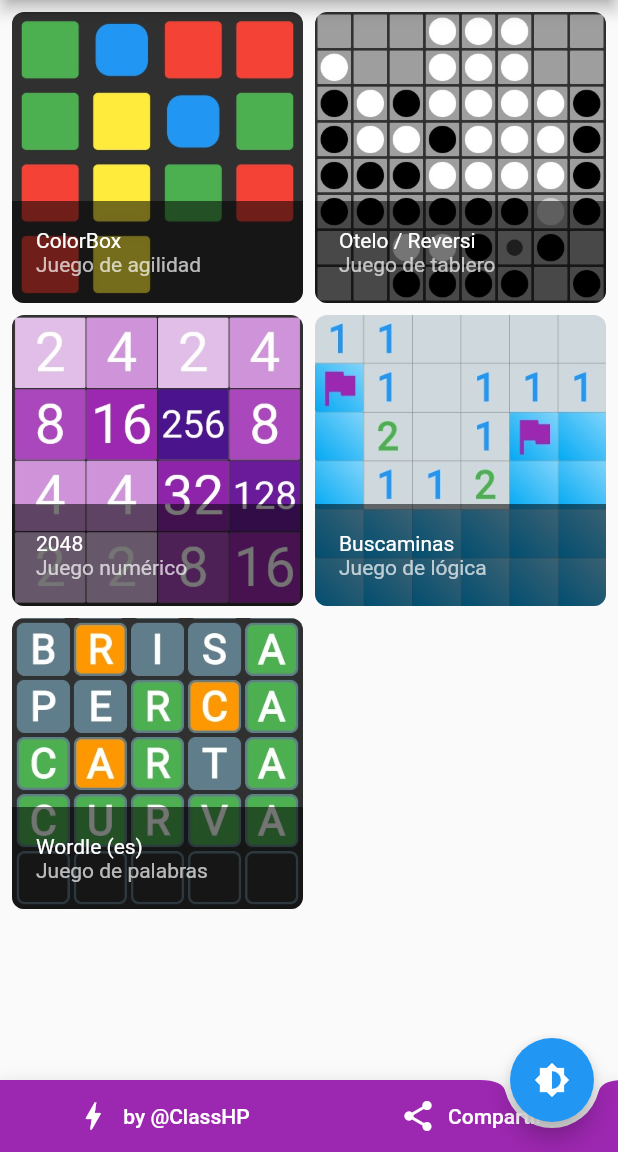
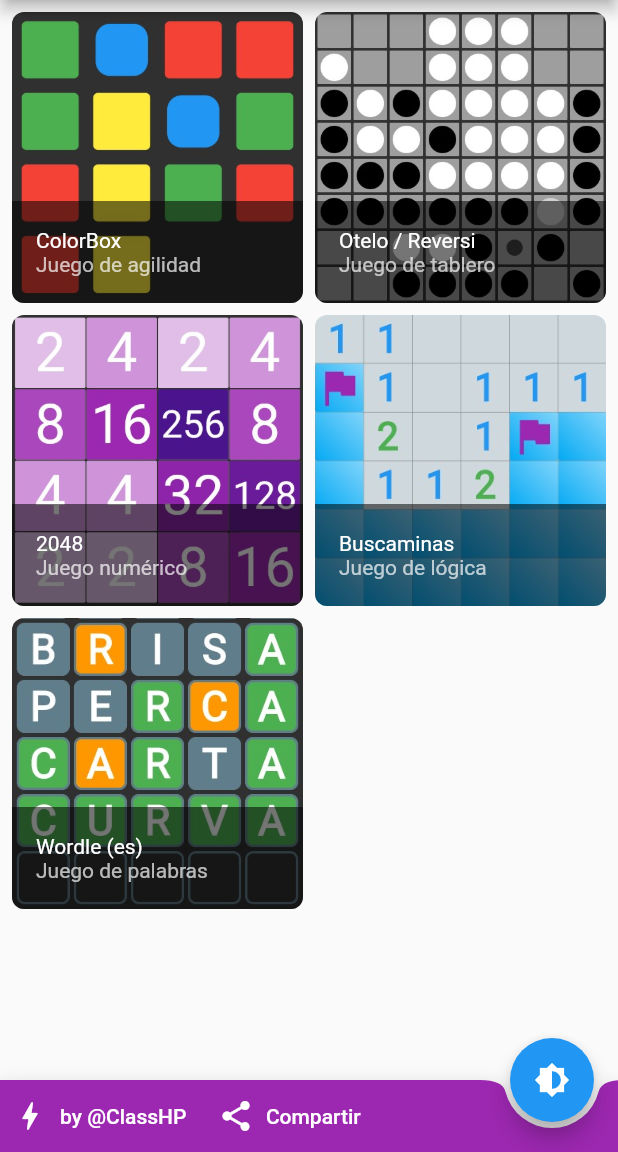
Before and after one commit to ClassHP/minijuegos_flutter, a Flutter app: the screen it shows after launch, on a phone screen of 412 x 824 dp, the part 84-1236 px from its top. Run offline on Flutter 3.47's test engine with Material 2 defaults, Android fonts, the phone set to English and light mode, and no system bars; our stand-ins replace cloud_firestore, firebase_core, fluttertoast, go_router, localstorage, share_plus; accounts and stored records are empty.

Commit message:
juego wordle

```diff
--- a/lib/home.dart
+++ b/lib/home.dart
@@ -57,6 +57,10 @@
         'https://play.google.com/store/apps/details?id=com.classhp.minijuegosf'));
   }
 
+  _openRepository() {
+    launchUrl(Uri.parse('https://github.com/ClassHP/minijuegos_flutter'));
+  }
+
   _share() {
     Share.share('¡Mira estos minijuegos! https://minijuegosf.web.app');
   }
@@ -70,7 +74,7 @@
               : ThemeMode.light);
     }
     var crossAxisCount =
-        MediaQuery.of(context).orientation == Orientation.landscape ? 4 : 2;
+        MediaQuery.of(context).orientation == Orientation.landscape ? 5 : 2;
 
     return Scaffold(
       appBar: AppBar(
@@ -134,7 +138,6 @@
         shape: const CircularNotchedRectangle(),
         color: Theme.of(context).colorScheme.primary,
         child: Row(
-          mainAxisAlignment: MainAxisAlignment.spaceAround,
           children: [
             TextButton.icon(
               style: TextButton.styleFrom(
@@ -144,7 +147,8 @@
               label: const Text("by @ClassHP"),
               onPressed: _openClassHP,
             ),
-            if (kIsWeb)
+            const SizedBox(width: 5),
+            if (kIsWeb) ...[
               TextButton.icon(
                 style: TextButton.styleFrom(
                   foregroundColor: Theme.of(context).colorScheme.onPrimary,
@@ -153,6 +157,16 @@
                 label: const Text("Instala la app Android"),
                 onPressed: _openAndroid,
               ),
+              const SizedBox(width: 5),
+              TextButton.icon(
+                style: TextButton.styleFrom(
+                  foregroundColor: Theme.of(context).colorScheme.onPrimary,
+                ),
+                icon: const Icon(Icons.call_split),
+                label: const Text("GitHub"),
+                onPressed: _openRepository,
+              ),
+            ],
             if (!kIsWeb)
               TextButton.icon(
                 style: TextButton.styleFrom(
```
Also changed, not shown: 5 other files.
